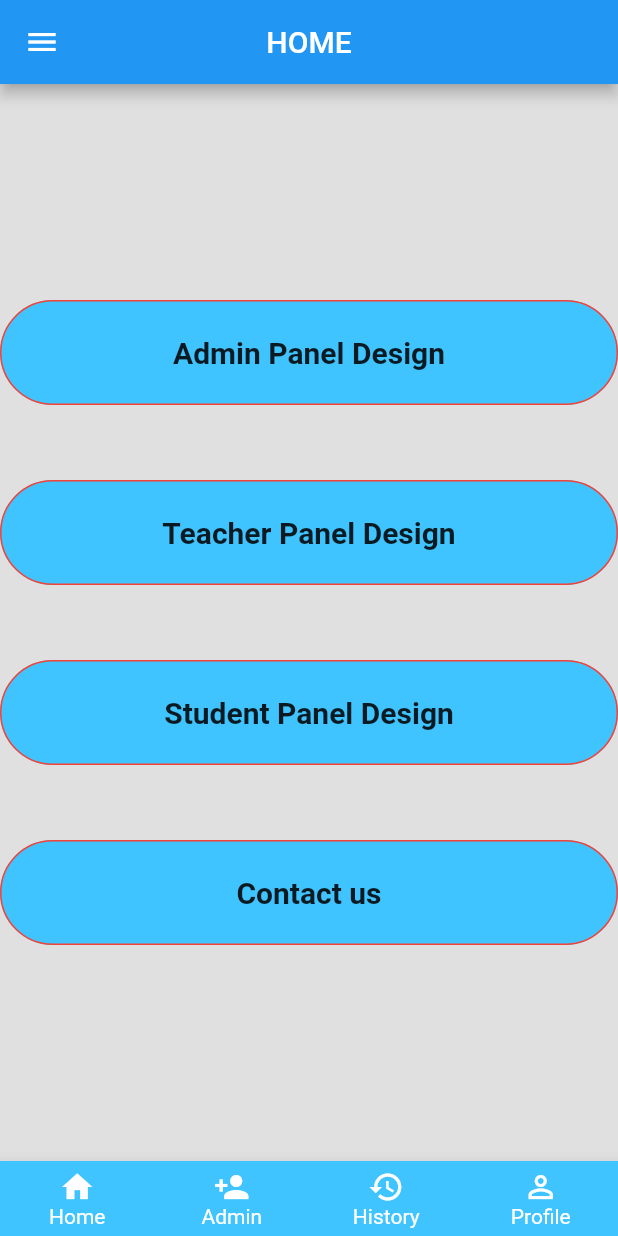
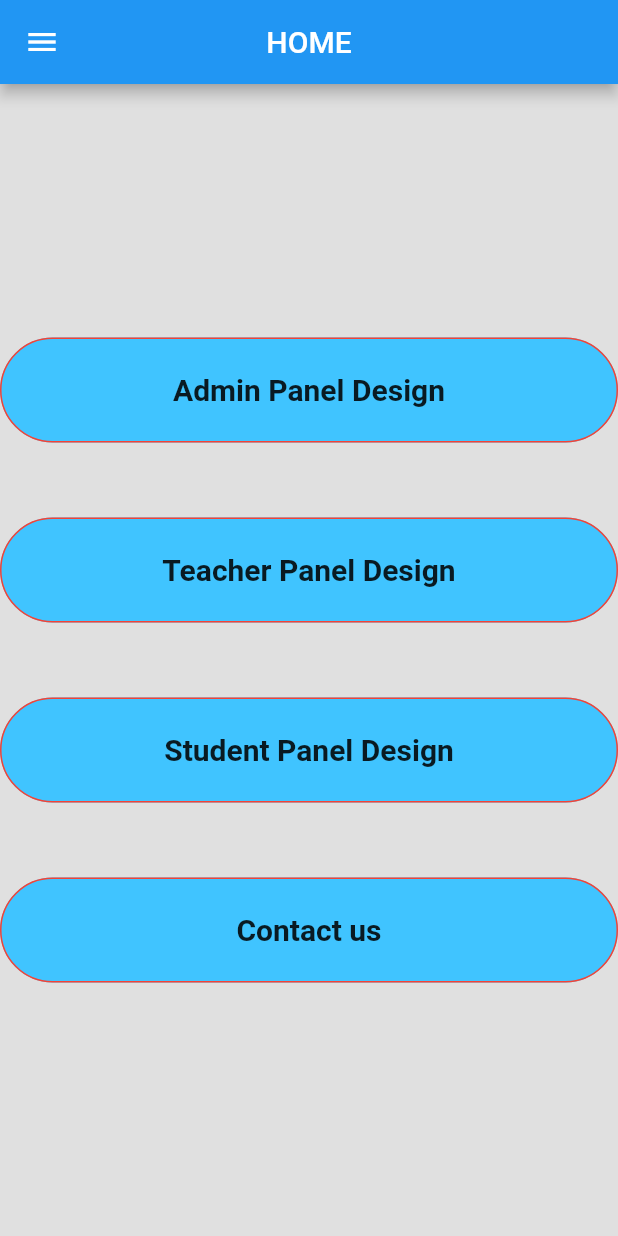
Before and after one commit to itschmazhar/FA19-BCS-078-M.MAZHAR, a Flutter app: the screen it shows after launch, on a phone screen of 412 x 824 dp. Run offline on Flutter 3.47's test engine with Material 2 defaults, Android fonts, the phone set to English and light mode, and no system bars; our stand-ins replace firebase_core, firebase_database, flutter_svg, font_awesome_flutter, rflutter_alert; missing offline and left inert: adobe_xd, bmi_calculator, firebase_core_web, firebase_database_web; accounts and stored records are empty.

Commit message:
Update Home.dart file
Update Home.dart file

```diff
--- a/Samester_Project(070-078)/Project_Allocation_App(070-078)/lib/home.dart
+++ b/Samester_Project(070-078)/Project_Allocation_App(070-078)/lib/home.dart
@@ -16,148 +16,7 @@ class _HomeScreenState extends State<HomeScreen> {
       debugShowCheckedModeBanner: false,
       home: Scaffold(
 
-        bottomNavigationBar: BottomAppBar(
-          color: Colors.lightBlueAccent,
-          child: Row(
-              mainAxisSize: MainAxisSize.max,
-              mainAxisAlignment: MainAxisAlignment.spaceAround,
-              children: [
-                Expanded(
-                  child: SizedBox(
-                    height: 50,
-                    child: Material(
-                      type: MaterialType.transparency,
-                      child: InkWell(
-                        onTap: () => {
-                        Navigator.push(
-                        context,
-                        MaterialPageRoute(builder: (context) => HomeScreen()),
-                        )
-                        },
-                        child: Column(
-                          mainAxisSize: MainAxisSize.min,
-                          mainAxisAlignment: MainAxisAlignment.center,
-                          children: <Widget>[
-                            Icon(
-                              Icons.home,
-                              color: Colors.white,
-                            ),
-                            Text(
-                              'Home',
-                              style: TextStyle(
-                                color: Colors.white,
-                              ),
-                            ),
-                          ],
-                        ),
-                      ),
-                    ),
-                  ),
-                ),
-                Expanded(
-                  child: SizedBox(
-                    height: 50,
-                    child: Material(
-                      type: MaterialType.transparency,
-                      child: InkWell(
-                        onTap: () => {
-                          Navigator.push(
-                              context,
-                              MaterialPageRoute(
-                                  builder: (context) => admin_page())),
-                        },
-                        child: Column(
-                          mainAxisSize: MainAxisSize.min,
-                          mainAxisAlignment: MainAxisAlignment.center,
-                          children: <Widget>[
-                            Icon(
-                              Icons.person_add,
-                              color: Colors.white,
-                            ),
-                            Text(
-                              'Admin',
-                              style: TextStyle(
-                                color: Colors.white,
-                              ),
-                            ),
-                          ],
-                        ),
-                      ),
-                    ),
-                  ),
-                ),
-                Expanded(
-                  child: SizedBox(
-                    height: 50,
-                    child: Material(
-                      type: MaterialType.transparency,
-                      child: InkWell(
-                        onTap: () => {
-                          Navigator.push(
-                              context,
-                              MaterialPageRoute(
-                                  builder: (context) => admin_page())),
-                        },
-                        child: Column(
-                          mainAxisSize: MainAxisSize.min,
-                          mainAxisAlignment: MainAxisAlignment.center,
-                          children: <Widget>[
-                            Icon(
-                              Icons.history,
-                              color: Colors.white,
-                            ),
-                            Text(
-                              'History',
-                              style: TextStyle(
-                                color: Colors.white,
-                              ),
-                            ),
-                          ],
-                        ),
-                      ),
-                    ),
-                  ),
-                ),
-                Expanded(
-                  child: SizedBox(
-                    height: 50,
-                    child: Material(
-                      type: MaterialType.transparency,
-                      child: InkWell(
-                        onTap: () => {
-                          Navigator.push(
-                              context,
-                              MaterialPageRoute(
-                                  builder: (context) => contact_us())),
-                        },
-                        child:
 
-                        Column(
-                          mainAxisSize: MainAxisSize.min,
-                          mainAxisAlignment: MainAxisAlignment.center,
-                          children: <Widget>[
-
-                            Icon(
-
-
-                              Icons.person_outline,
-                              color: Colors.white,
-                            ),
-                            Text(
-                              'Profile',
-                              style: TextStyle(
-                                color: Colors.white,
-                              ),
-                            ),
-
-                          ],
-                        ),
-                      ),
-                    ),
-                  ),
-                ),
-              ]),
-        ),
         backgroundColor: Theme.of(context).buttonColor,
         // drawer: NavDrawer(),
         appBar: AppBar(
```
